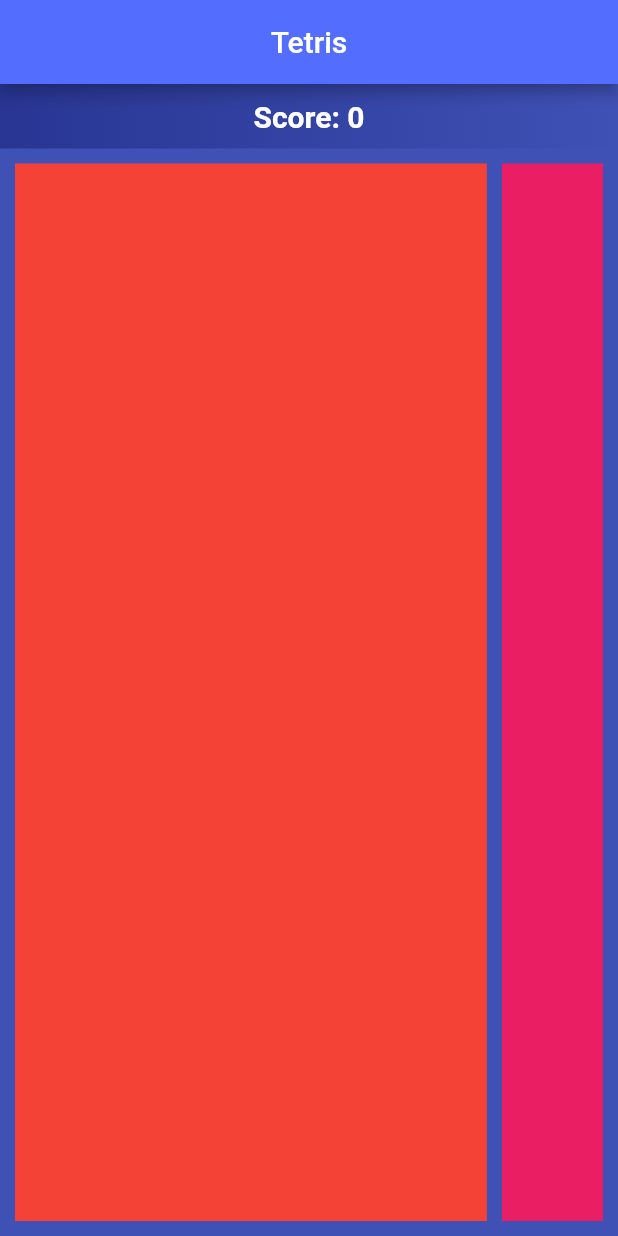
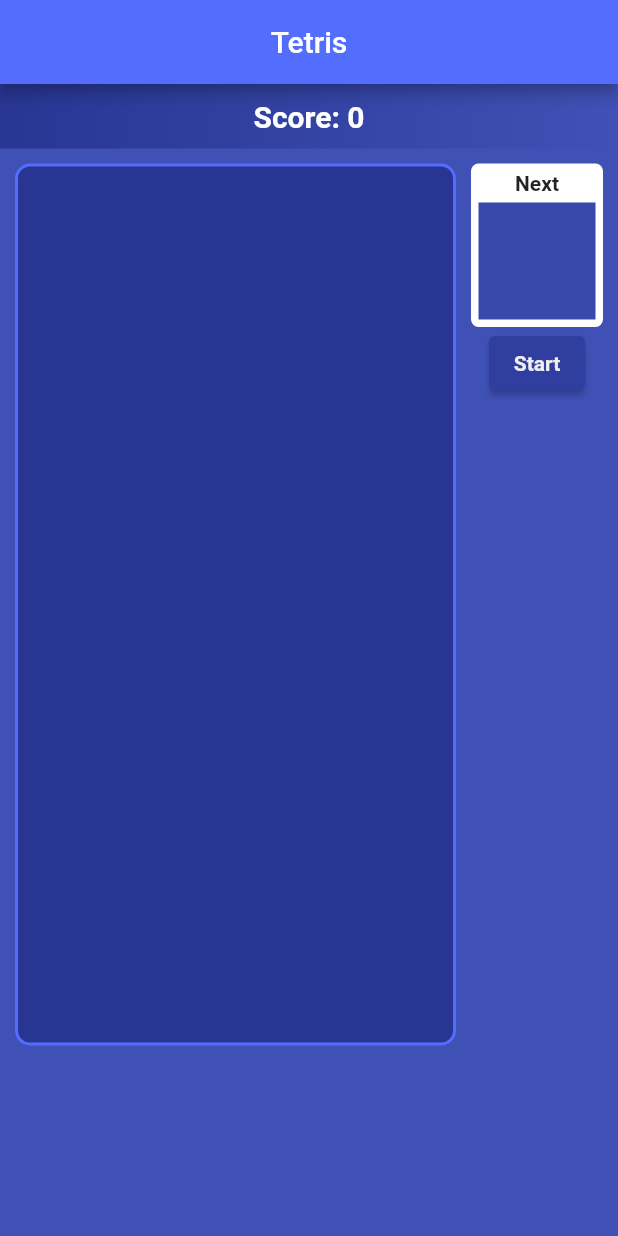
Before and after one commit to zehenrique1/TetrisGame---Flutter, a Flutter app: the screen it shows after launch, on a phone screen of 412 x 824 dp. Run offline on Flutter 3.47's test engine with Material 2 defaults, Android fonts, the phone set to English and light mode, and no system bars.

Commit message:
layout finished

```diff
--- a/lib/components/nextblock.dart
+++ b/lib/components/nextblock.dart
@@ -0,0 +1,42 @@
+import 'package:flutter/material.dart';
+
+class NextBlock extends StatefulWidget {
+  const NextBlock({Key? key}) : super(key: key);
+
+  @override
+  _NextBlockState createState() => _NextBlockState();
+}
+
+class _NextBlockState extends State<NextBlock> {
+  @override
+  Widget build(BuildContext context) {
+    return Container(
+      decoration: BoxDecoration(
+        borderRadius: BorderRadius.circular(5),
+        color: Colors.white,
+      ),
+      width: double.infinity,
+      padding: const EdgeInsets.all(5),
+      child: Column(
+        mainAxisSize: MainAxisSize.min,
+        children: [
+          const Text(
+            "Next",
+            style: TextStyle(
+              fontWeight: FontWeight.bold,
+            ),
+          ),
+          Padding(
+            padding: const EdgeInsets.only(top: 5),
+            child: AspectRatio(
+              aspectRatio: 1,
+              child: Container(
+                color: Colors.indigo[600],
+              ),
+            ),
+          )
+        ],
+      ),
+    );
+  }
+}
--- a/lib/game.dart
+++ b/lib/game.dart
@@ -0,0 +1,32 @@
+import 'package:flutter/material.dart';
+
+const BLOCK_X = 10;
+const BLOCK_Y = 20;
+
+class Game extends StatefulWidget {
+  const Game({Key? key}) : super(key: key);
+
+  @override
+  _GameState createState() => _GameState();
+}
+
+class _GameState extends State<Game> {
+  @override
+  Widget build(BuildContext context) {
+    return AspectRatio(
+      aspectRatio: BLOCK_X / BLOCK_Y,
+      child: Container(
+        decoration: BoxDecoration(
+          color: Colors.indigo[800],
+          border: Border.all(
+            width: 2.0,
+            color: Colors.indigoAccent,
+          ),
+          borderRadius: const BorderRadius.all(
+            Radius.circular(10),
+          ),
+        ),
+      ),
+    );
+  }
+}
--- a/lib/main.dart
+++ b/lib/main.dart
@@ -1,5 +1,8 @@
 import 'package:flutter/material.dart';
+import 'package:tetrisgame/game.dart';
 import 'package:tetrisgame/widgets/score.dart';
+
+import 'components/nextblock.dart';
 
 //Run | Debug
 void main() => runApp(MyApp());
@@ -33,29 +36,45 @@ class _TetrisState extends State<Tetris> {
       body: SafeArea(
         child: Column(
           children: [
-            ScoreBar(),
+            const ScoreBar(),
             Expanded(
+              child: Center(
                 child: Row(
+                  crossAxisAlignment: CrossAxisAlignment.start,
                   children: [
                     Flexible(
-                    flex:4,
+                      flex: 3,
                       child: Padding(
-                      padding: const EdgeInsets.fromLTRB(10, 10, 5, 10),
-                      child: Container(
-                        color: Colors.red,
-                      ),
+                        padding: EdgeInsets.fromLTRB(10, 10, 5, 10),
+                        child: Game(),
                       ),
                     ),
                     Flexible(
                       flex: 1,
                       child: Padding(
-                      padding: const EdgeInsets.fromLTRB(5, 10, 10, 10),
-                      child: Container(
-                        color: Colors.pink,
+                        padding: EdgeInsets.fromLTRB(5, 10, 10, 10),
+                        child: Column(
+                          children: [
+                            const NextBlock(),
+                            ElevatedButton(
+                              style: ButtonStyle(
+                                backgroundColor: MaterialStateProperty.all(
+                                    Colors.indigo[700]),
+                              ),
+                              onPressed: () {},
+                              child: Text(
+                                'Start',
+                                style: TextStyle(
+                                    fontWeight: FontWeight.bold,
+                                    color: Colors.grey[200]),
+                              ),
+                            ),
+                          ],
                         ),
                       ),
                     ),
                   ],
+                ),
               ),
             ),
           ],
```
Lines whose indentation alone changed are shown as unchanged.
